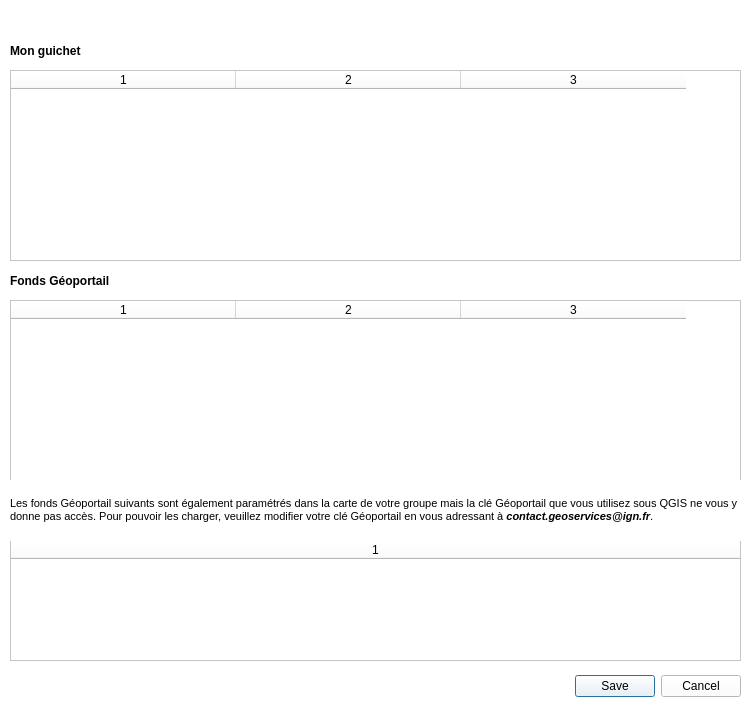
Above: FormChargerGuichet_base.ui from IGNF/espace-collaboratif-qgis-plugin before the change. Below: the same form after it.
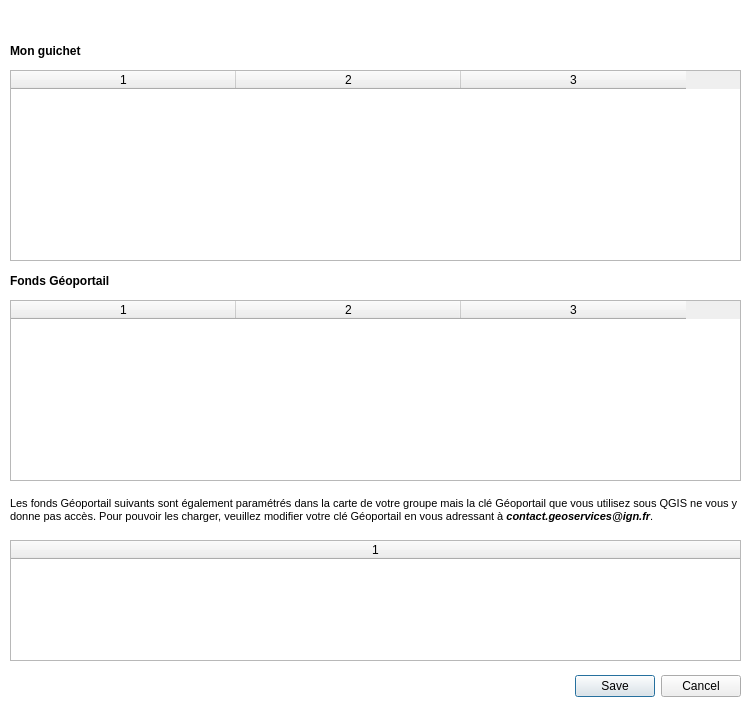
That is the form after the change.

```diff
--- a/FormChargerGuichet_base.ui
+++ b/FormChargerGuichet_base.ui
@@ -14,7 +14,7 @@
    <string>Charger les couches de mon groupe</string>
   </property>
   <property name="styleSheet">
-   <string notr="true">background-color: rgb(255, 255, 255);</string>
+   <string notr="true">QDialog {background-color: rgb(255, 255, 255)}</string>
   </property>
   <widget class="QDialogButtonBox" name="buttonBox">
    <property name="geometry">
```
